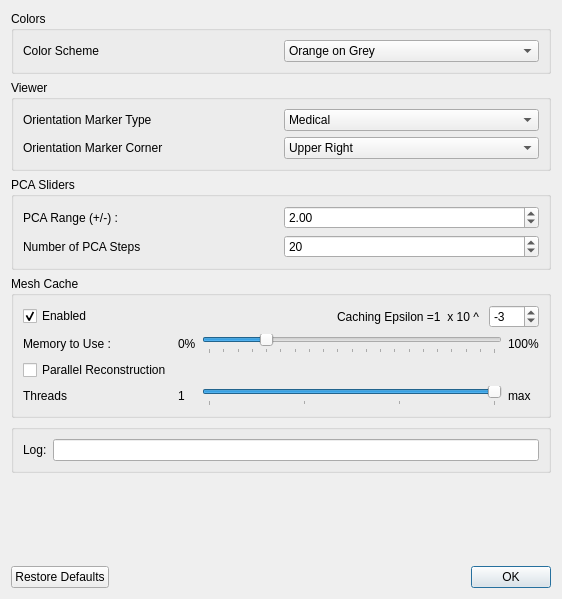
This is Studio/src/Application/Data/PreferencesWindow.ui in SCIInstitute/ShapeWorks as Qt 5 draws it before an edit. The edited form follows.
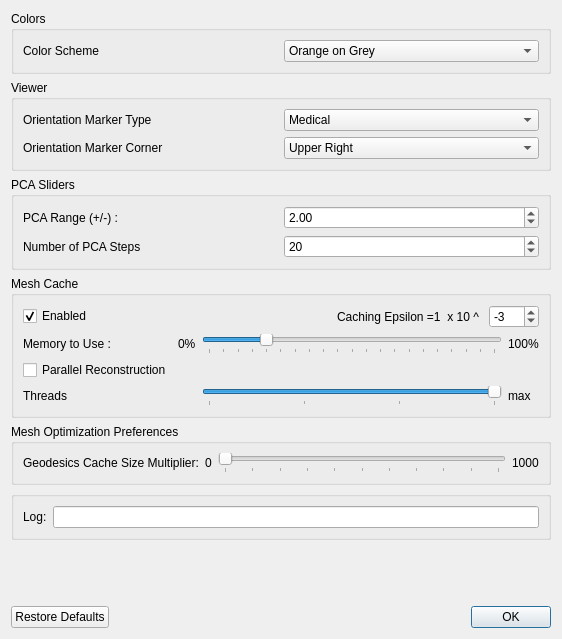
This is the edited form.

Commit message: Add geodesic cache multiplier

What changed in the file:
```diff
--- a/Studio/src/Application/Data/PreferencesWindow.ui
+++ b/Studio/src/Application/Data/PreferencesWindow.ui
@@ -7,7 +7,7 @@
     <x>0</x>
     <y>0</y>
     <width>562</width>
-    <height>599</height>
+    <height>639</height>
    </rect>
   </property>
   <property name="windowTitle">
@@ -304,13 +304,6 @@
           </property>
          </widget>
         </item>
-        <item row="3" column="1">
-         <widget class="QLabel" name="label_9">
-          <property name="text">
-           <string>1</string>
-          </property>
-         </widget>
-        </item>
         <item row="3" column="2">
          <widget class="QSlider" name="num_threads">
           <property name="minimum">
@@ -352,6 +345,61 @@
      </layout>
     </widget>
    </item>
+   <item>
+    <widget class="QGroupBox" name="groupBox_6">
+     <property name="title">
+      <string>Mesh Optimization Preferences</string>
+     </property>
+     <layout class="QGridLayout" name="gridLayout_4">
+      <item row="0" column="2">
+       <widget class="QSlider" name="geodesic_cache_multiplier">
+        <property name="minimum">
+         <number>0</number>
+        </property>
+        <property name="maximum">
+         <number>1000</number>
+        </property>
+        <property name="pageStep">
+         <number>100</number>
+        </property>
+        <property name="value">
+         <number>0</number>
+        </property>
+        <property name="orientation">
+         <enum>Qt::Horizontal</enum>
+        </property>
+        <property name="tickPosition">
+         <enum>QSlider::TicksBelow</enum>
+        </property>
+        <property name="tickInterval">
+         <number>100</number>
+        </property>
+       </widget>
+      </item>
+      <item row="0" column="0">
+       <widget class="QLabel" name="label_5">
+        <property name="text">
+         <string>Geodesics Cache Size Multiplier:</string>
+        </property>
+       </widget>
+      </item>
+      <item row="0" column="1">
+       <widget class="QLabel" name="label_9">
+        <property name="text">
+         <string>0</string>
+        </property>
+       </widget>
+      </item>
+      <item row="0" column="3">
+       <widget class="QLabel" name="label_11">
+        <property name="text">
+         <string>1000</string>
+        </property>
+       </widget>
+      </item>
+     </layout>
+    </widget>
+   </item>
    <item>
     <widget class="QGroupBox" name="groupBox_3">
      <property name="title">
```
The commit also changes 8 other files.
